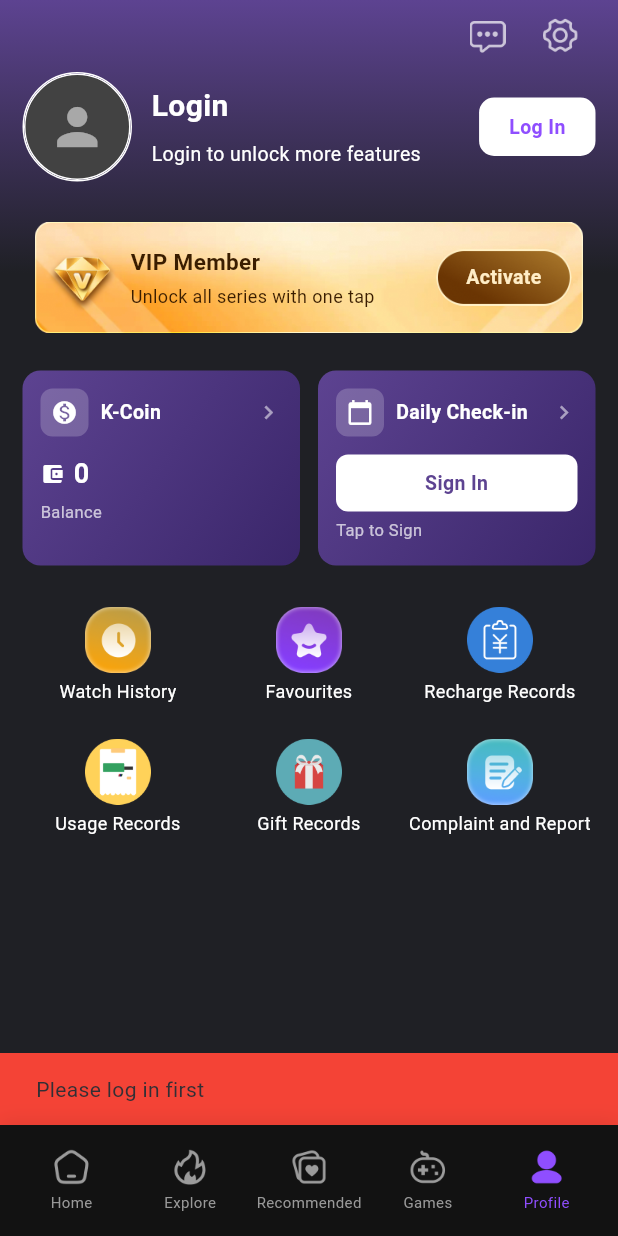
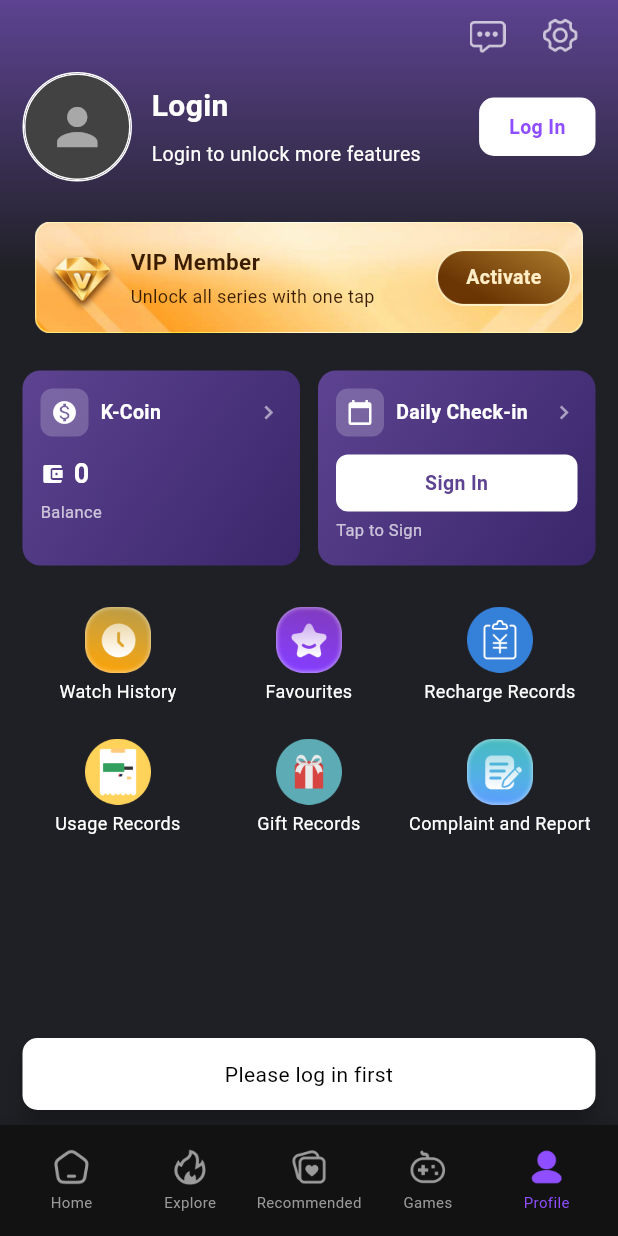
Before and after one commit to meizhenglin/kaffa-reels, a Flutter app: the ProfileTab screen opened by its route, after a tap on the "person" icon, on a phone screen of 412 x 824 dp. Run offline on Flutter 3.47's test engine with Material 3 defaults, Android fonts, the phone set to English and light mode, and no system bars; our stand-ins replace carousel_slider, device_info_plus, dio, email_validator, equatable, firebase_auth and 11 more; missing offline and left inert: aliplayer_widget, flutter_aliplayer, google_sign_in_android, google_sign_in_ios, google_sign_in_platform_interface, in_app_purchase_android; accounts and stored records are empty; network calls fail.

Commit message:
统一SnackBar样式

```diff
--- /dev/null
+++ b/lib/core/widgets/app_snack_bar.dart
@@ -0,0 +1,32 @@
+import 'package:flutter/material.dart';
+
+class AppSnackBar {
+  static SnackBar standard({
+    required String message,
+    Duration duration = const Duration(seconds: 2),
+  }) {
+    return SnackBar(
+      content: Text(
+        message,
+        textAlign: TextAlign.center,
+        style: const TextStyle(color: Colors.black),
+      ),
+      backgroundColor: const Color(0xFFFFFFFF),
+      duration: duration,
+      behavior: SnackBarBehavior.floating,
+      shape: RoundedRectangleBorder(
+        borderRadius: BorderRadius.circular(10),
+      ),
+    );
+  }
+
+  static void show(
+    BuildContext context, {
+    required String message,
+    Duration duration = const Duration(seconds: 2),
+  }) {
+    final messenger = ScaffoldMessenger.of(context);
+    messenger.hideCurrentSnackBar();
+    messenger.showSnackBar(standard(message: message, duration: duration));
+  }
+}
--- a/lib/features/auth/pages/photo_setting_page.dart
+++ b/lib/features/auth/pages/photo_setting_page.dart
@@ -2,6 +2,7 @@ import 'package:flutter/material.dart';
 import 'package:flutter_riverpod/flutter_riverpod.dart';
 import 'package:go_router/go_router.dart';
 import '../../../core/network/api_service.dart';
+import '../../../core/widgets/app_snack_bar.dart';
 import '../../../app/widgets/gradient_scaffold.dart';
 import '../../../components/rtl_back_button.dart';
 import '../../home/pages/main_page.dart' show currentTabIndexProvider;
@@ -41,9 +42,7 @@ class _PhotoSettingPageState extends ConsumerState<PhotoSettingPage> {
   bool _isSubmitting = false;
 
   void _showErrorMessage(String message) {
-    ScaffoldMessenger.of(context)
-      ..hideCurrentSnackBar()
-      ..showSnackBar(SnackBar(content: Text(message)));
+    AppSnackBar.show(context, message: message);
   }
 
   @override
--- a/lib/features/profile/pages/change_name_page.dart
+++ b/lib/features/profile/pages/change_name_page.dart
@@ -1,6 +1,8 @@
 import 'package:flutter/material.dart';
 import 'package:flutter_riverpod/flutter_riverpod.dart';
 import 'package:go_router/go_router.dart';
+
+import '../../../core/widgets/app_snack_bar.dart';
 import '../../../app/widgets/gradient_scaffold.dart';
 import '../../../core/network/api_service.dart';
 import '../../../components/rtl_back_button.dart';
@@ -30,9 +32,7 @@ class _ChangeNamePageState extends ConsumerState<ChangeNamePage> {
   bool _isSubmitting = false;
 
   void _showErrorMessage(String message) {
-    ScaffoldMessenger.of(context)
-      ..hideCurrentSnackBar()
-      ..showSnackBar(SnackBar(content: Text(message)));
+    AppSnackBar.show(context, message: message);
   }
 
   bool get _canConfirm {
--- a/lib/features/profile/pages/delete_account_page.dart
+++ b/lib/features/profile/pages/delete_account_page.dart
@@ -1,6 +1,8 @@
 import 'package:flutter/material.dart';
 import 'package:flutter_riverpod/flutter_riverpod.dart';
 import 'package:go_router/go_router.dart';
+
+import '../../../core/widgets/app_snack_bar.dart';
 import '../../../app/router/router_config.dart';
 import '../../../app/widgets/gradient_scaffold.dart';
 import '../../../components/rtl_back_button.dart';
--- a/lib/features/profile/pages/language_page.dart
+++ b/lib/features/profile/pages/language_page.dart
@@ -4,6 +4,8 @@ import 'package:flutter/material.dart';
 import 'package:flutter/foundation.dart';
 import 'package:flutter_riverpod/flutter_riverpod.dart';
 import 'package:go_router/go_router.dart';
+
+import '../../../core/widgets/app_snack_bar.dart';
 import '../../auth/providers/auth_provider.dart';
 import '../../../app/providers/app_providers.dart';
 import '../../../app/widgets/gradient_scaffold.dart';
--- a/lib/features/profile/pages/profile_tab.dart
+++ b/lib/features/profile/pages/profile_tab.dart
@@ -2,6 +2,7 @@ import 'package:flutter/material.dart';
 import 'package:flutter_riverpod/flutter_riverpod.dart';
 import 'package:go_router/go_router.dart';
 
+import '../../../core/widgets/app_snack_bar.dart';
 import '../../../app/widgets/gradient_scaffold.dart';
 import '../../../components/preload_network_image.dart';
 import '../../../l10n/app_localizations.dart';
@@ -292,12 +293,7 @@ class _ProfileTabState extends ConsumerState<ProfileTab> with WidgetsBindingObse
   Future<void> _pickAvatar(BuildContext context) async {
     final auth = ref.read(authProvider);
     if (auth.user == null || auth.user!.isTourist) {
-      ScaffoldMessenger.of(context).showSnackBar(
-        SnackBar(
-          content: Text(AppLocalizations.of(context).profileLoginFirst),
-          backgroundColor: Colors.red,
-        ),
-      );
+      AppSnackBar.show(context, message: AppLocalizations.of(context).profileLoginFirst);
       return;
     }
     context.push('/auth/photo-setting');
@@ -306,12 +302,7 @@ class _ProfileTabState extends ConsumerState<ProfileTab> with WidgetsBindingObse
   Future<void> _goToPersonalInfo(BuildContext context) async {
     final auth = ref.read(authProvider);
     if (auth.user == null || auth.user!.isTourist) {
-      ScaffoldMessenger.of(context).showSnackBar(
-        SnackBar(
-          content: Text(AppLocalizations.of(context).profileLoginFirst),
-          backgroundColor: Colors.red,
-        ),
-      );
+      AppSnackBar.show(context, message: AppLocalizations.of(context).profileLoginFirst);
       return;
     }
     context.push('/personal-info');
--- a/lib/features/profile/pages/report_page.dart
+++ b/lib/features/profile/pages/report_page.dart
@@ -2,6 +2,7 @@ import 'package:flutter/material.dart';
 import 'package:flutter_riverpod/flutter_riverpod.dart';
 import 'package:go_router/go_router.dart';
 
+import '../../../core/widgets/app_snack_bar.dart';
 import '../../../app/widgets/gradient_scaffold.dart';
 import '../../../components/rtl_back_button.dart';
 import '../../../core/network/api_service.dart' show apiServiceProvider;
@@ -80,9 +81,7 @@ class _ReportPageState extends ConsumerState<ReportPage> {
 
     final content = _reportController.text.trim();
     if (content.isEmpty) {
-      ScaffoldMessenger.of(context).showSnackBar(
-        SnackBar(content: Text(l10n.pleaseEnterFeedback)),
-      );
+      AppSnackBar.show(context, message: l10n.pleaseEnterFeedback);
       return;
     }
 
```
Also changed, not shown: lib/features/auth/pages/register_page.dart (+5 -24 lines), lib/features/commonAliPlayer/short_video_page.dart (+4 -21 lines), lib/features/games/pages/game_detail_page.dart (+3 -12 lines), lib/features/games/services/game_service.dart (+4 -18 lines), lib/features/payment/pages/coin_recharge_page.dart (+3 -12 lines), lib/features/payment/pages/membership_page.dart (+3 -21 lines), lib/features/payment/pages/recharge_page.dart (+3 -6 lines), lib/features/payment/pages/sign_page.dart (+2 -6 lines), lib/features/payment/widgets/sign_in_widget.dart (+2 -6 lines), lib/features/recommend/utils/drama_navigation.dart (+2 -5 lines), lib/features/recommend/widgets/banner_carousel.dart (+2 -15 lines), lib/features/recommend/widgets/mini_player_widget.dart (+2 -7 lines).
